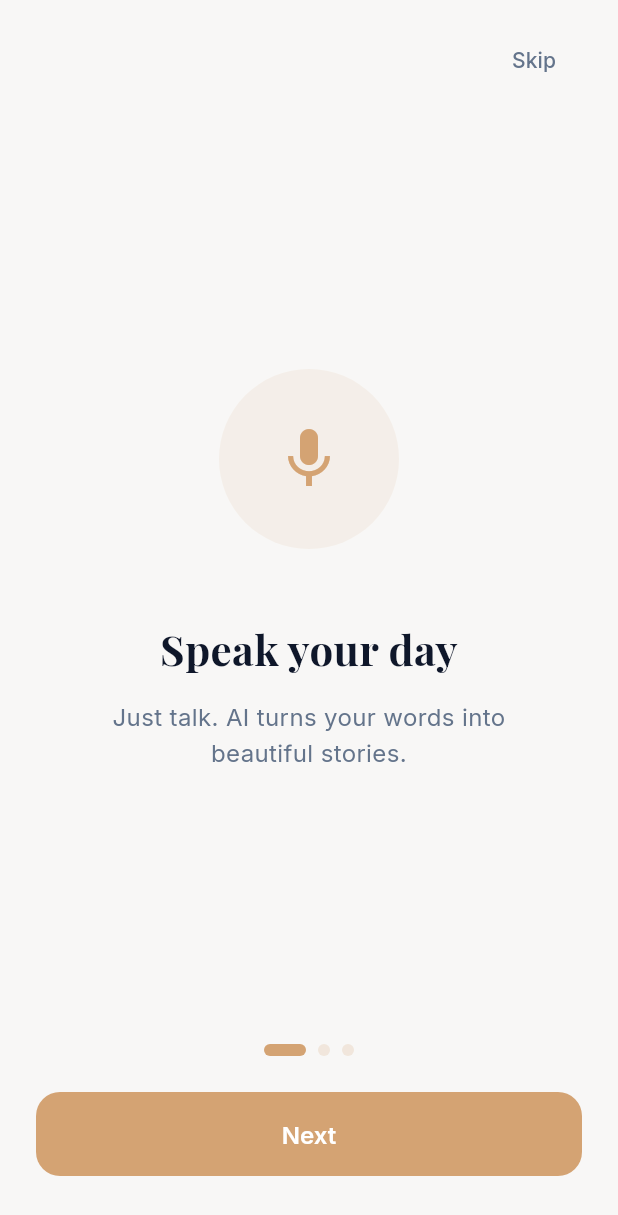
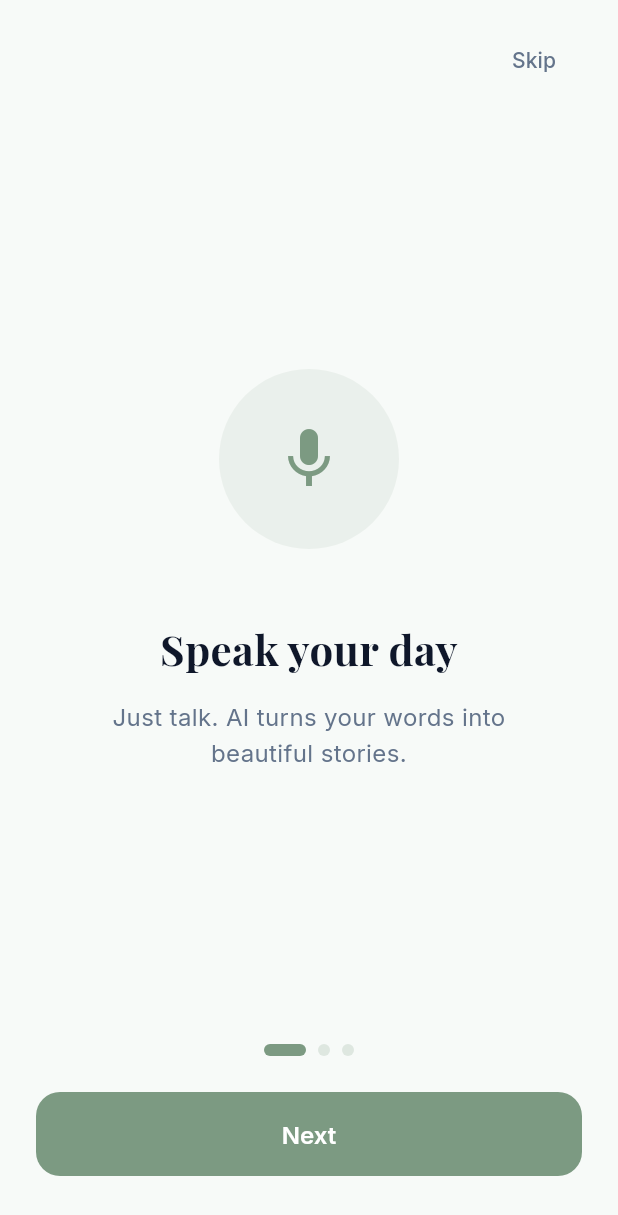
Before and after one commit to mmlalit/deardays, a Flutter app: the screen it shows after launch, on a phone screen of 412 x 824 dp. Shown: the top 1215 px of the screen. Run offline on Flutter 3.47's test engine with Material 3 defaults, Android fonts, the phone set to English and light mode, and no system bars; our stand-ins replace dio, flutter_riverpod, flutter_secure_storage, geocoding, geolocator, go_router and 3 more; missing offline and left inert: encrypt; accounts and stored records are empty.

Commit message:
style: try sage green theme palette
Co-Authored-By: Claude Opus 4.6 <noreply@anthropic.com>

```diff
--- a/lib/core/theme/app_colors.dart
+++ b/lib/core/theme/app_colors.dart
@@ -3,16 +3,16 @@ import 'package:flutter/material.dart';
 class AppColors {
   AppColors._();
 
-  // From Stitch designs — exact values
-  static const Color primary = Color(0xFFD4A373);
-  static const Color primaryLight = Color(0xFFE8C89A);
-  static const Color primaryDark = Color(0xFFC08B5C);
+  // Sage Green — calm, grounding, nature-inspired
+  static const Color primary = Color(0xFF7C9A82);
+  static const Color primaryLight = Color(0xFFA3BFA8);
+  static const Color primaryDark = Color(0xFF5E7D63);
 
   // Backgrounds
-  static const Color bgLight = Color(0xFFF8F7F6);
-  static const Color bgDark = Color(0xFF1E1914);
+  static const Color bgLight = Color(0xFFF7FAF8);
+  static const Color bgDark = Color(0xFF161E18);
   static const Color cardLight = Colors.white;
-  static const Color cardDark = Color(0xFF2A2420);
+  static const Color cardDark = Color(0xFF1E2A20);
 
   // Text
   static const Color navy = Color(0xFF1E293B);
```
